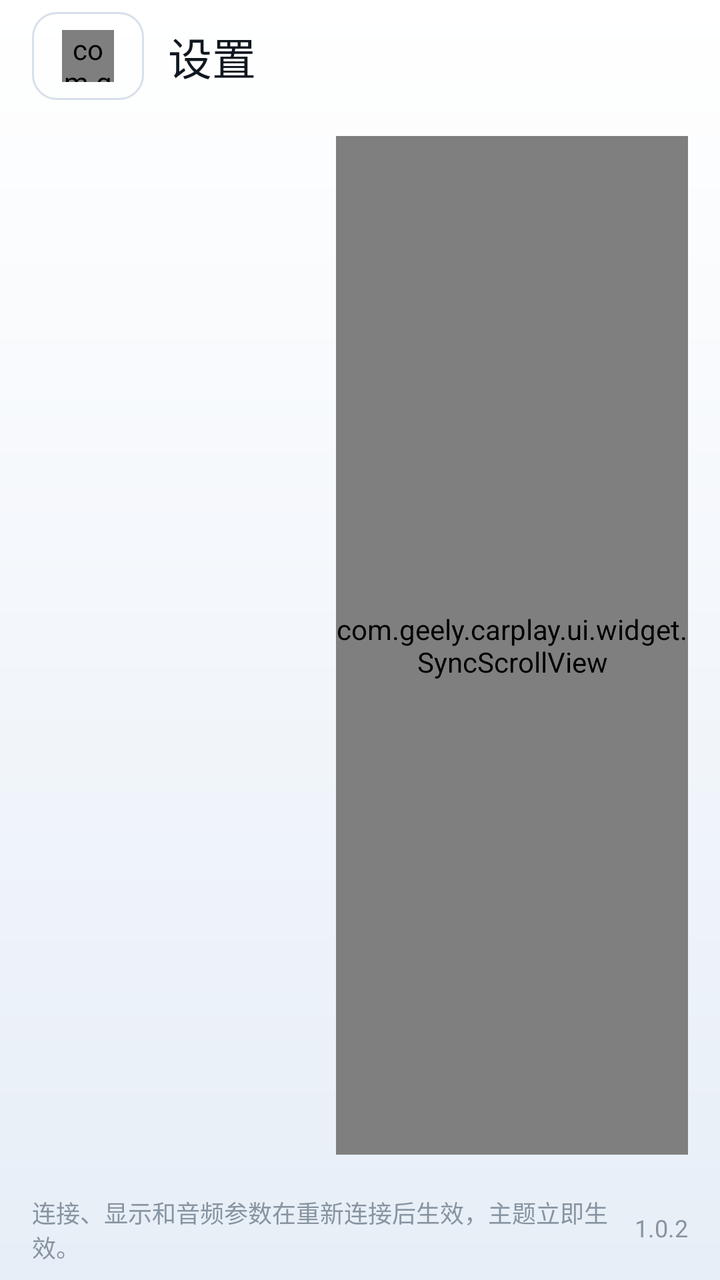
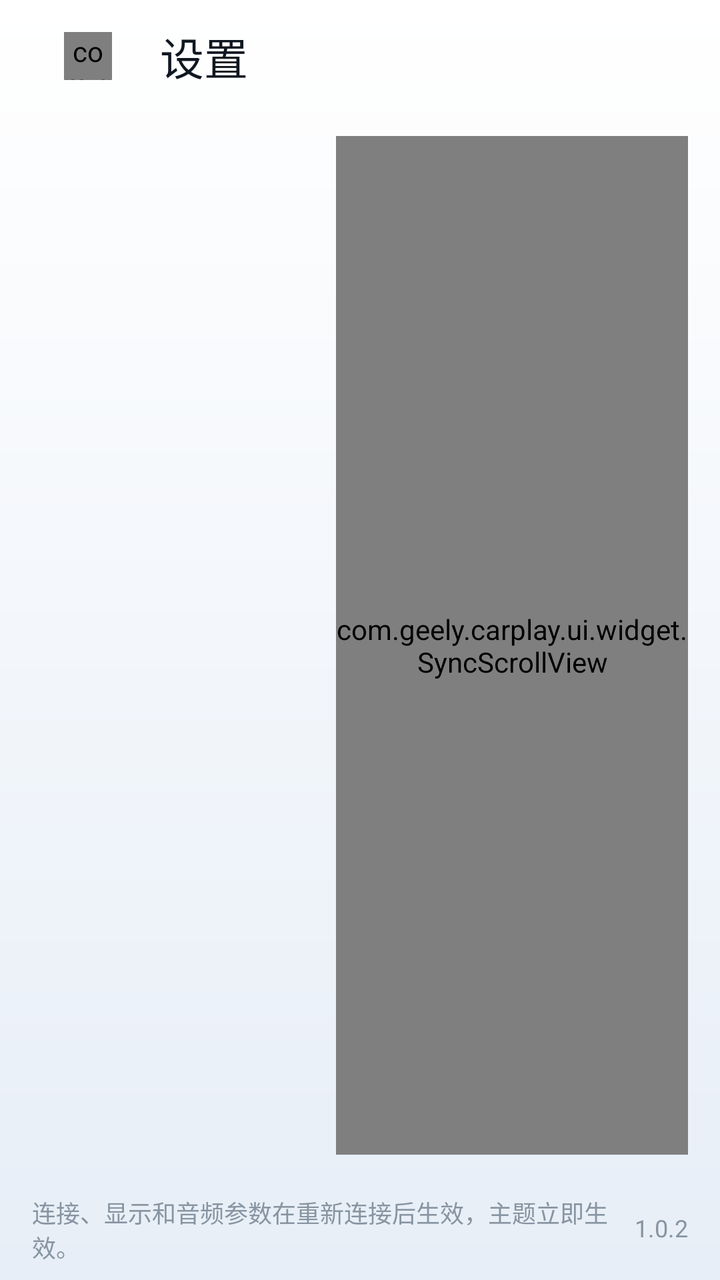

Before-and-after screenshots of an Android layout around one commit, followed by the original layout XML and the change that was made.
<!-- AndroidManifest.xml: application theme AppTheme -->
<!-- res/layout/activity_settings.xml -->
<?xml version="1.0" encoding="utf-8"?>
<LinearLayout xmlns:android="http://schemas.android.com/apk/res/android"
    xmlns:app="http://schemas.android.com/apk/res-auto"
    android:layout_width="match_parent"
    android:layout_height="match_parent"
    android:background="@drawable/bg_page"
    android:orientation="vertical">

    <LinearLayout
        android:layout_width="match_parent"
        android:layout_height="wrap_content"
        android:minHeight="@dimen/topbar_height"
        android:paddingTop="@dimen/gap_xs"
        android:paddingBottom="@dimen/gap_xs"
        android:gravity="center_vertical"
        android:orientation="horizontal"
        android:paddingStart="@dimen/page_padding"
        android:paddingEnd="@dimen/page_padding">

        <FrameLayout
            android:id="@+id/settings_back"
            android:layout_width="@dimen/back_button_width"
            android:layout_height="@dimen/back_button_height"
            android:background="@drawable/btn_ghost"
            android:clickable="true"
            android:contentDescription="@string/btn_back"
            android:focusable="true">

            <com.geely.carplay.ui.widget.IconView
                android:layout_width="26dp"
                android:layout_height="26dp"
                android:layout_gravity="center"
                app:icon="arrowLeft"
                app:iconTint="@color/text_primary" />
        </FrameLayout>

        <TextView
            style="@style/Text.Title"
            android:layout_width="wrap_content"
            android:layout_height="wrap_content"
            android:layout_marginStart="@dimen/gap_md"
            android:text="@string/settings_title" />
    </LinearLayout>

    <LinearLayout
        android:layout_width="match_parent"
        android:layout_height="0dp"
        android:layout_weight="1"
        android:baselineAligned="false"
        android:orientation="horizontal"
        android:paddingStart="@dimen/page_padding"
        android:paddingTop="@dimen/gap_md"
        android:paddingEnd="@dimen/page_padding"
        android:paddingBottom="@dimen/gap_md">

        <ScrollView
            android:id="@+id/settings_sidebar_scroll"
            android:layout_width="@dimen/settings_sidebar_width"
            android:layout_height="match_parent"
            android:scrollbars="vertical">
            <LinearLayout
                android:id="@+id/settings_categories"
                android:layout_width="match_parent"
                android:layout_height="wrap_content"
                android:orientation="vertical" />
        </ScrollView>

        <com.geely.carplay.ui.widget.SyncScrollView
            android:id="@+id/settings_scroll"
            android:layout_width="0dp"
            android:layout_height="match_parent"
            android:layout_marginStart="@dimen/gap_lg"
            android:layout_weight="1"
            android:background="@drawable/bg_card"
            android:scrollbars="vertical">

            <LinearLayout
                android:id="@+id/settings_groups"
                android:layout_width="match_parent"
                android:layout_height="wrap_content"
                android:orientation="vertical"
                android:paddingStart="@dimen/gap_md"
                android:paddingTop="@dimen/gap_md"
                android:paddingEnd="@dimen/gap_md"
                android:paddingBottom="@dimen/gap_lg" />
        </com.geely.carplay.ui.widget.SyncScrollView>
    </LinearLayout>

    <LinearLayout
        android:layout_width="match_parent"
        android:layout_height="wrap_content"
        android:minHeight="@dimen/bottombar_height"
        android:paddingTop="@dimen/gap_sm"
        android:paddingBottom="@dimen/gap_sm"
        android:gravity="center_vertical"
        android:orientation="horizontal"
        android:paddingStart="@dimen/page_padding"
        android:paddingEnd="@dimen/page_padding">

        <TextView
            style="@style/Text.Micro"
            android:layout_width="0dp"
            android:layout_height="wrap_content"
            android:layout_weight="1"
            android:text="@string/settings_note" />

        <TextView
            style="@style/Text.Micro"
            android:layout_width="wrap_content"
            android:layout_height="wrap_content"
            android:layout_marginStart="@dimen/gap_md"
            android:text="@string/settings_version_value" />
    </LinearLayout>
</LinearLayout>
<!-- resources referenced by this layout -->
<resources>
  <color name="text_primary">#101720</color>
  <dimen name="back_button_height">44dp</dimen>
  <dimen name="back_button_width">56dp</dimen>
  <dimen name="bottombar_height">48dp</dimen>
  <dimen name="gap_lg">16dp</dimen>
  <dimen name="gap_md">12dp</dimen>
  <dimen name="gap_sm">8dp</dimen>
  <dimen name="gap_xs">4dp</dimen>
  <dimen name="page_padding">16dp</dimen>
  <dimen name="settings_sidebar_width">136dp</dimen>
  <dimen name="topbar_height">56dp</dimen>
  <!-- drawable btn_ghost (drawable) -->
  <?xml version="1.0" encoding="utf-8"?>
  <selector xmlns:android="http://schemas.android.com/apk/res/android">
      <item android:state_enabled="false" android:drawable="@drawable/bg_button_ghost_disabled" />
      <item android:state_pressed="true" android:drawable="@drawable/bg_button_ghost_pressed" />
      <item android:state_focused="true" android:drawable="@drawable/bg_button_ghost_focused" />
      <item android:drawable="@drawable/bg_button_ghost" />
  </selector>
  <string name="btn_back">返回</string>
  <string name="settings_note">连接、显示和音频参数在重新连接后生效，主题立即生效。</string>
  <string name="settings_title">设置</string>
  <string name="settings_version_value">1.0.2</string>
  <style name="Text.Micro" parent="">
          <item name="android:textColor">@color/text_tertiary</item>
          <item name="android:textSize">@dimen/text_micro</item>
          <item name="android:includeFontPadding">false</item>
      </style>
  <style name="Text.Title" parent="">
          <item name="android:textColor">@color/text_primary</item>
          <item name="android:textSize">@dimen/text_title</item>
          <item name="android:fontFamily">sans-serif</item>
          <item name="android:includeFontPadding">false</item>
      </style>
  <color name="surface">#FFFFFF</color>
  <dimen name="radius_card">16dp</dimen>
  <color name="stroke">#D7E0EA</color>
  <color name="bg_gradient_top">#FFFFFF</color>
  <color name="bg_gradient_bottom">#E7EEF7</color>
  <!-- drawable bg_button_ghost_disabled (drawable) -->
  <?xml version="1.0" encoding="utf-8"?>
  <shape xmlns:android="http://schemas.android.com/apk/res/android" android:shape="rectangle">
      <solid android:color="#00000000" />
      <corners android:radius="@dimen/radius_button" />
      <stroke android:width="1dp" android:color="@color/stroke_disabled" />
  </shape>
  <!-- drawable bg_button_ghost_pressed (drawable) -->
  <?xml version="1.0" encoding="utf-8"?>
  <shape xmlns:android="http://schemas.android.com/apk/res/android" android:shape="rectangle">
      <solid android:color="@color/surface_high" />
      <corners android:radius="@dimen/radius_button" />
      <stroke android:width="1dp" android:color="@color/stroke" />
  </shape>
  <!-- drawable bg_button_ghost (drawable) -->
  <?xml version="1.0" encoding="utf-8"?>
  <shape xmlns:android="http://schemas.android.com/apk/res/android" android:shape="rectangle">
      <solid android:color="#00000000" />
      <corners android:radius="@dimen/radius_button" />
      <stroke android:width="1dp" android:color="@color/stroke" />
  </shape>
  <color name="text_tertiary">#8794A1</color>
  <dimen name="text_micro">12sp</dimen>
  <dimen name="text_title">22sp</dimen>
  <!-- drawable splash_window (drawable) -->
  <?xml version="1.0" encoding="utf-8"?>
  <layer-list xmlns:android="http://schemas.android.com/apk/res/android">
      <item android:drawable="@drawable/bg_page" />
      <item android:drawable="@drawable/splash_mark_centered" />
  </layer-list>
  <color name="text_secondary">#55636F</color>
  <dimen name="radius_button">12dp</dimen>
  <color name="stroke_disabled">#E8EDF3</color>
  <color name="surface_high">#F1F5FA</color>
  <color name="brand">#0B4FD1</color>
  <!-- drawable splash_mark_centered (drawable) -->
  <?xml version="1.0" encoding="utf-8"?>
  <bitmap xmlns:android="http://schemas.android.com/apk/res/android"
      android:src="@drawable/splash_logo_window"
      android:gravity="center" />
  <!-- unchanged entries left out for length: 5 -->
</resources>

<!-- the commit's change to res/layout/activity_settings.xml (unified diff, before → after) -->
@@ -21,16 +21,16 @@
             android:id="@+id/settings_back"
             android:layout_width="@dimen/back_button_width"
             android:layout_height="@dimen/back_button_height"
-            android:background="@drawable/btn_ghost"
+            android:background="@drawable/btn_settings_back"
             android:clickable="true"
             android:contentDescription="@string/btn_back"
             android:focusable="true">
 
             <com.geely.carplay.ui.widget.IconView
-                android:layout_width="26dp"
-                android:layout_height="26dp"
+                android:layout_width="24dp"
+                android:layout_height="24dp"
                 android:layout_gravity="center"
-                app:icon="arrowLeft"
+                app:icon="arrowLeftLine"
                 app:iconTint="@color/text_primary" />
         </FrameLayout>
 
@@ -38,7 +38,7 @@
             style="@style/Text.Title"
             android:layout_width="wrap_content"
             android:layout_height="wrap_content"
-            android:layout_marginStart="@dimen/gap_md"
+            android:layout_marginStart="@dimen/gap_sm"
             android:text="@string/settings_title" />
     </LinearLayout>
 
<!-- resource entries referenced after the edit -->
@@ -11,13 +11,12 @@
   <dimen name="page_padding">16dp</dimen>
   <dimen name="settings_sidebar_width">136dp</dimen>
   <dimen name="topbar_height">56dp</dimen>
-  <!-- drawable btn_ghost (drawable) -->
+  <!-- drawable btn_settings_back (drawable) -->
   <?xml version="1.0" encoding="utf-8"?>
   <selector xmlns:android="http://schemas.android.com/apk/res/android">
-      <item android:state_enabled="false" android:drawable="@drawable/bg_button_ghost_disabled" />
-      <item android:state_pressed="true" android:drawable="@drawable/bg_button_ghost_pressed" />
+      <item android:state_pressed="true" android:drawable="@drawable/bg_row_pressed" />
       <item android:state_focused="true" android:drawable="@drawable/bg_button_ghost_focused" />
-      <item android:drawable="@drawable/bg_button_ghost" />
+      <item android:drawable="@android:color/transparent" />
   </selector>
   <string name="btn_back">返回</string>
   <string name="settings_note">连接、显示和音频参数在重新连接后生效，主题立即生效。</string>
@@ -39,26 +38,11 @@
   <color name="stroke">#D7E0EA</color>
   <color name="bg_gradient_top">#FFFFFF</color>
   <color name="bg_gradient_bottom">#E7EEF7</color>
-  <!-- drawable bg_button_ghost_disabled (drawable) -->
+  <!-- drawable bg_row_pressed (drawable) -->
   <?xml version="1.0" encoding="utf-8"?>
   <shape xmlns:android="http://schemas.android.com/apk/res/android" android:shape="rectangle">
-      <solid android:color="#00000000" />
-      <corners android:radius="@dimen/radius_button" />
-      <stroke android:width="1dp" android:color="@color/stroke_disabled" />
-  </shape>
-  <!-- drawable bg_button_ghost_pressed (drawable) -->
-  <?xml version="1.0" encoding="utf-8"?>
-  <shape xmlns:android="http://schemas.android.com/apk/res/android" android:shape="rectangle">
-      <solid android:color="@color/surface_high" />
-      <corners android:radius="@dimen/radius_button" />
-      <stroke android:width="1dp" android:color="@color/stroke" />
-  </shape>
-  <!-- drawable bg_button_ghost (drawable) -->
-  <?xml version="1.0" encoding="utf-8"?>
-  <shape xmlns:android="http://schemas.android.com/apk/res/android" android:shape="rectangle">
-      <solid android:color="#00000000" />
-      <corners android:radius="@dimen/radius_button" />
-      <stroke android:width="1dp" android:color="@color/stroke" />
+      <solid android:color="@color/row_press" />
+      <corners android:radius="16dp" />
   </shape>
   <color name="text_tertiary">#8794A1</color>
   <dimen name="text_micro">12sp</dimen>
@@ -70,9 +54,8 @@
       <item android:drawable="@drawable/splash_mark_centered" />
   </layer-list>
   <color name="text_secondary">#55636F</color>
+  <color name="row_press">#0F0F172A</color>
   <dimen name="radius_button">12dp</dimen>
-  <color name="stroke_disabled">#E8EDF3</color>
-  <color name="surface_high">#F1F5FA</color>
   <color name="brand">#0B4FD1</color>
   <!-- drawable splash_mark_centered (drawable) -->
   <?xml version="1.0" encoding="utf-8"?>
